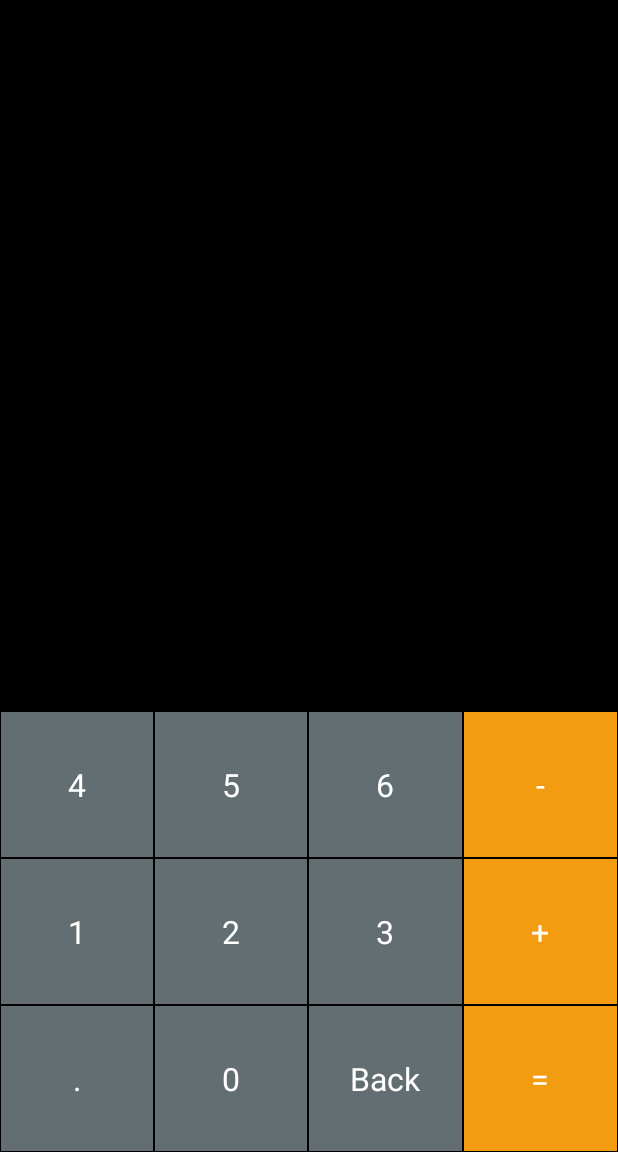
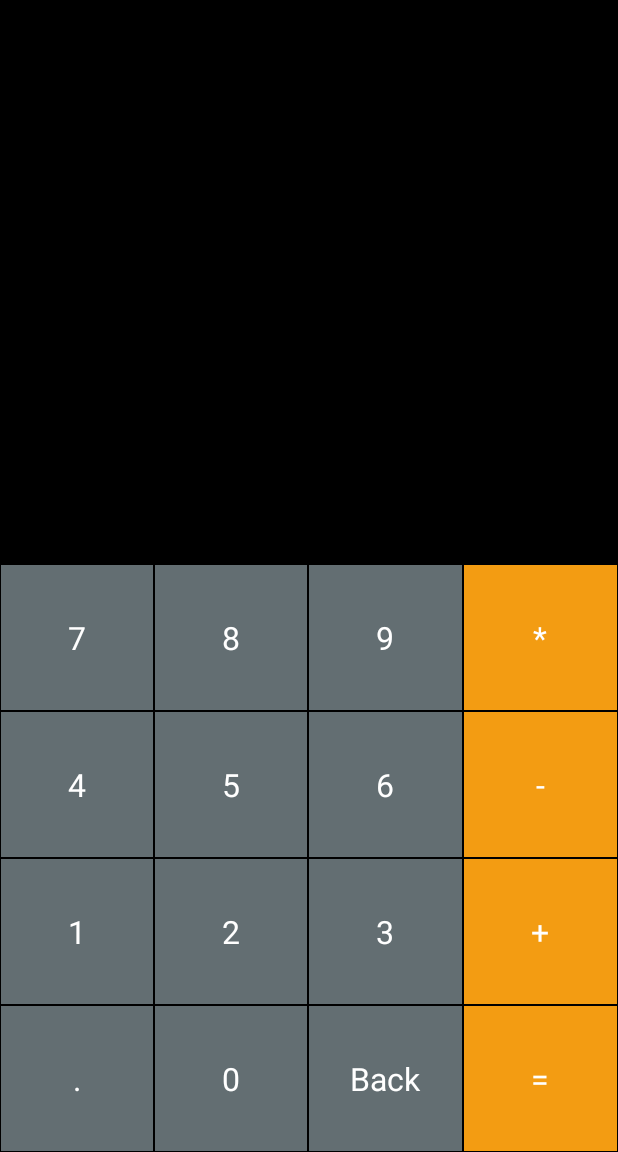
Before and after one commit to JeewanthaLahiru/android-studio-practices, an Android app: the screen it shows after launch (MainActivity), on a phone screen of 412 x 824 dp, the part 84-1236 px from its top. Run offline under Robolectric (Android 15) with nearby library versions, the phone set to English and light mode, and no system bars.

Commit message:
added a button row

```diff
--- a/Calculator/app/src/main/res/layout/activity_main.xml
+++ b/Calculator/app/src/main/res/layout/activity_main.xml
@@ -45,6 +45,23 @@
             android:layout_height="0dp"
             android:layout_weight="1"
             android:orientation="horizontal">
+
+            <TextView
+                android:id="@+id/tvSeven"
+                style="@style/NumberactionButtonStyle"
+                android:text="7"/>
+            <TextView
+                android:id="@+id/tvEight"
+                style="@style/NumberactionButtonStyle"
+                android:text="8"/>
+            <TextView
+                android:id="@+id/tvNine"
+                style="@style/NumberactionButtonStyle"
+                android:text="9"/>
+            <TextView
+                android:id="@+id/tvMultiply"
+                style="@style/ActionButtonStyle"
+                android:text="*"/>
 
         </LinearLayout>
         <LinearLayout
```
